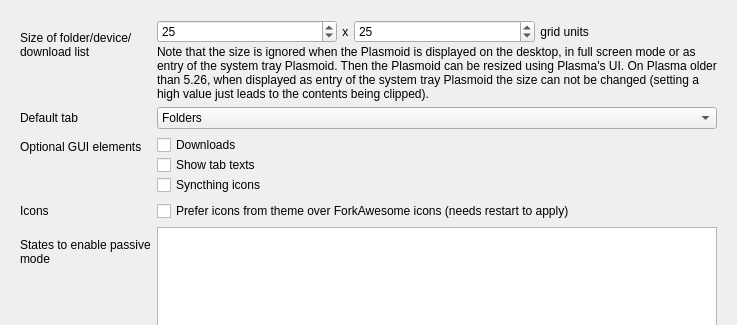
The window that plasmoid/lib/appearanceoptionpage.ui (Martchus/syncthingtray) describes before a commit, drawn with Qt 5; both pictures show x 0 to 737 and y 0 to 325 of the 737 by 479 pixel window.
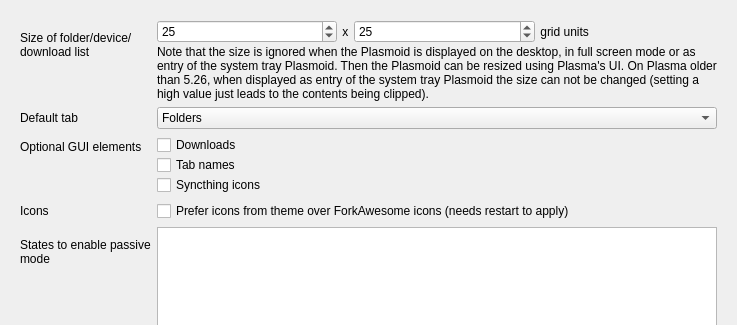
The same window after the commit. Icons and pictures are not drawn.

Commit message: Rename "Show tab texts" to "Tab names"

What changed in the file:
```diff
--- a/plasmoid/lib/appearanceoptionpage.ui
+++ b/plasmoid/lib/appearanceoptionpage.ui
@@ -135,7 +135,7 @@
         <item>
          <widget class="QCheckBox" name="showTabTextsCheckBox">
           <property name="text">
-           <string>Show tab texts</string>
+           <string>Tab names</string>
           </property>
          </widget>
         </item>
```
The commit also changes 13 other files.
